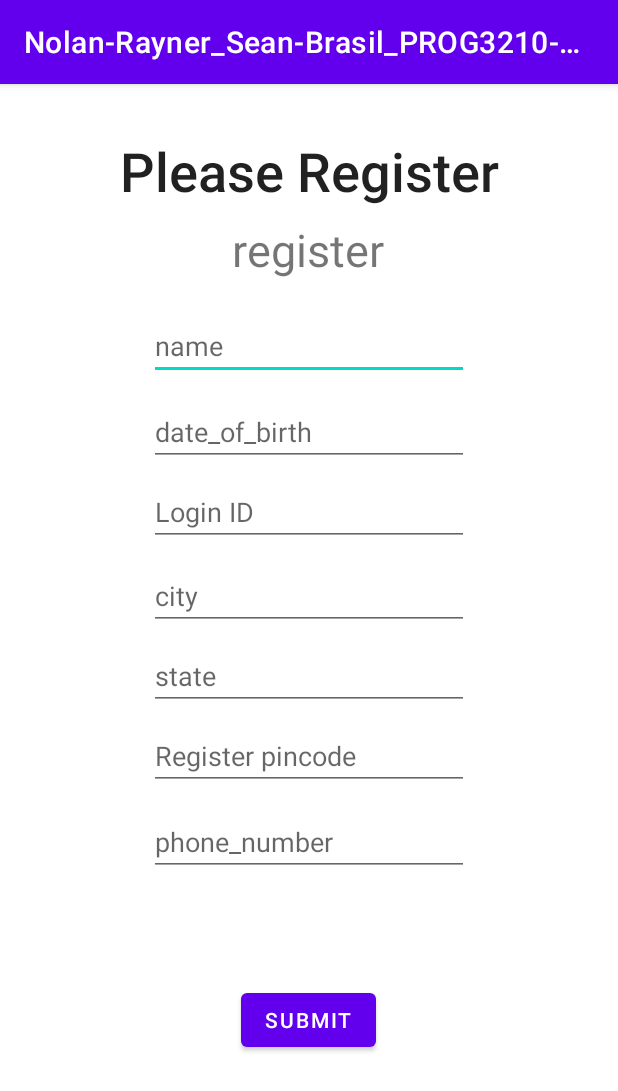
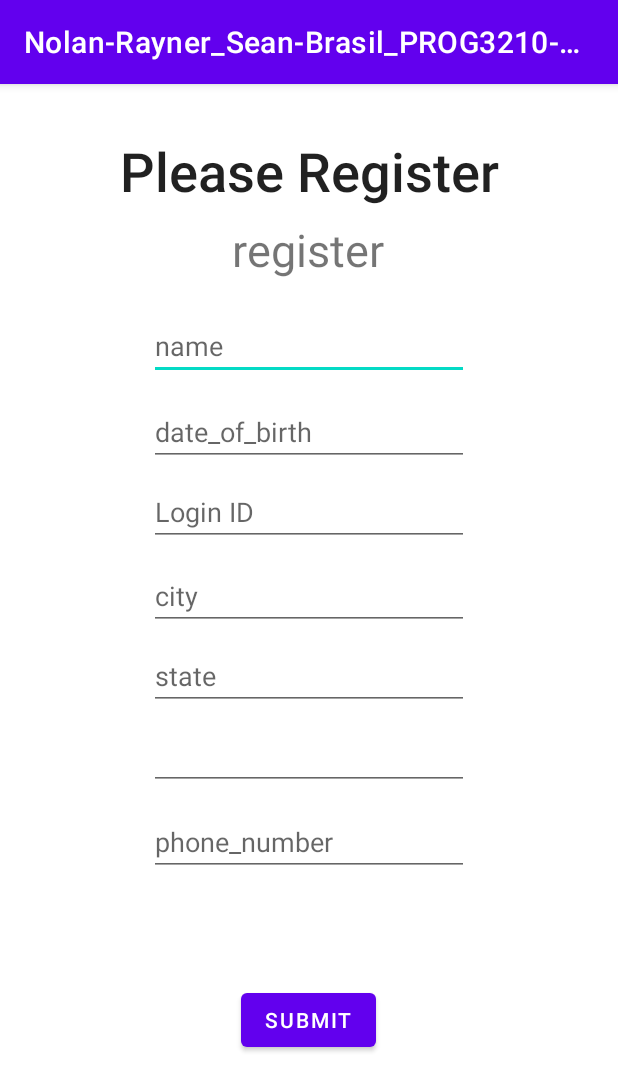
Before and after one commit to Nolan-Git/FinalProject, an Android app: the RegisterPage screen opened directly, with no data from a screen before it, on a phone screen of 412 x 824 dp. Shown: the top 1091 px of the screen. Run offline under Robolectric (Android 15) with nearby library versions, the light colour scheme and no system bars.

```diff
--- a/FinalProject/NolanRayner_SeanBrasil_PROG3210-FinalProject/app/src/main/res/layout/activity_login_page.xml
+++ b/FinalProject/NolanRayner_SeanBrasil_PROG3210-FinalProject/app/src/main/res/layout/activity_login_page.xml
@@ -63,7 +63,7 @@
         android:layout_marginTop="8dp"
         android:layout_marginEnd="8dp"
         android:ems="10"
-        android:hint="aadhar_number"
+        android:hint="login ID"
         android:inputType="number"
         app:layout_constraintBottom_toBottomOf="parent"
         app:layout_constraintEnd_toEndOf="parent"
--- a/FinalProject/NolanRayner_SeanBrasil_PROG3210-FinalProject/app/src/main/res/layout/activity_register_page.xml
+++ b/FinalProject/NolanRayner_SeanBrasil_PROG3210-FinalProject/app/src/main/res/layout/activity_register_page.xml
@@ -98,7 +98,7 @@
         android:layout_marginBottom="8dp"
         android:autofillHints=""
         android:ems="10"
-        android:hint="Register pincode"
+        android:hint=""
         android:inputType="number"
         app:layout_constraintBottom_toBottomOf="parent"
         app:layout_constraintEnd_toEndOf="parent"
```
